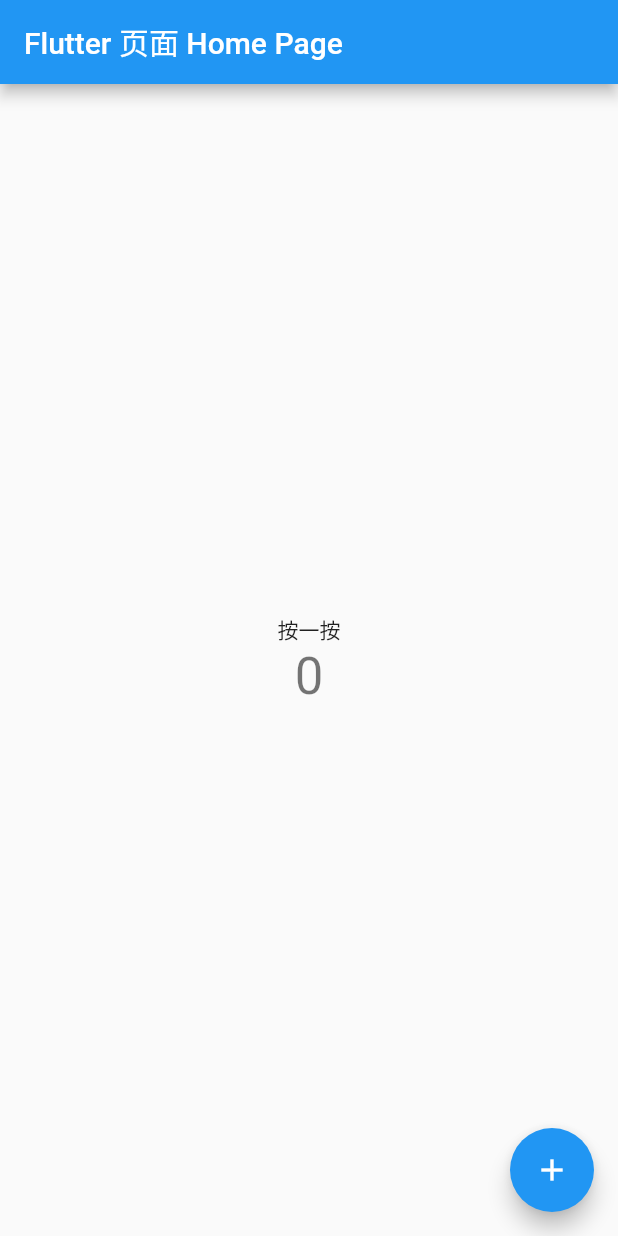
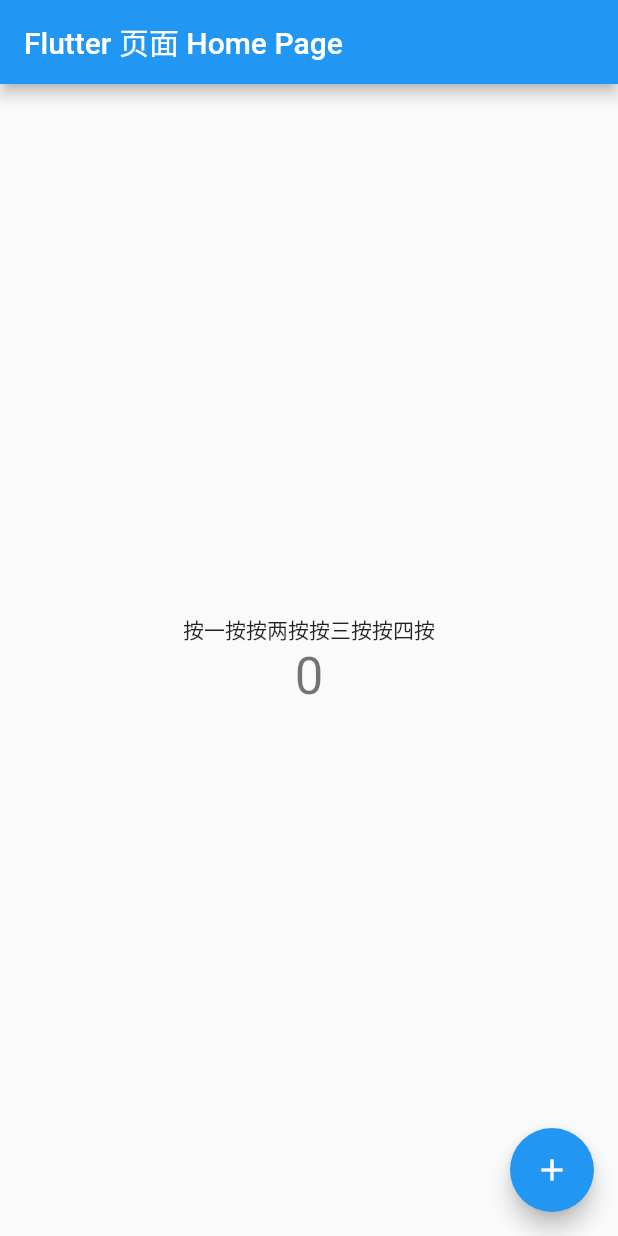
Before and after one commit to LTtongxue/AndroidFlutter, a Flutter app: the screen it shows after launch, on a phone screen of 412 x 824 dp. Run offline on Flutter 3.47's test engine with Material 2 defaults, Android fonts, the phone set to English and light mode, and no system bars.

Commit message:
no message

```diff
--- a/honey_flutter/lib/main.dart
+++ b/honey_flutter/lib/main.dart
@@ -44,7 +44,7 @@ class _MyHomePageState extends State<MyHomePage> {
           mainAxisAlignment: MainAxisAlignment.center,
           children: <Widget>[
             Text(
-              '按一按',
+              '按一按按两按按三按按四按',
             ),
             Text(
               '$_counter',
```
